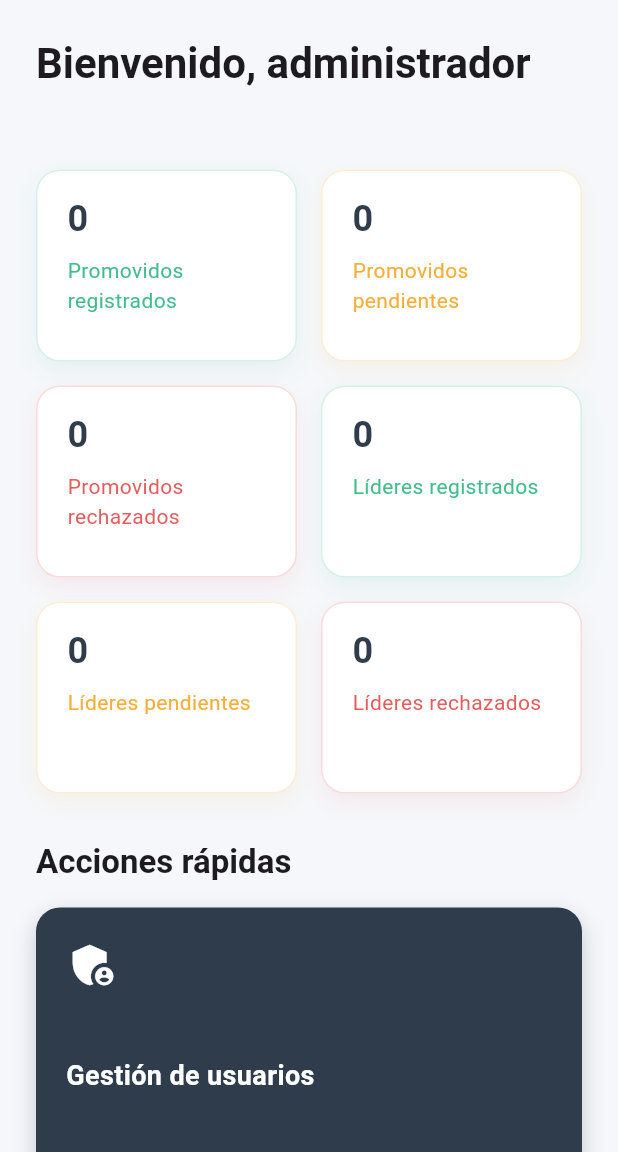
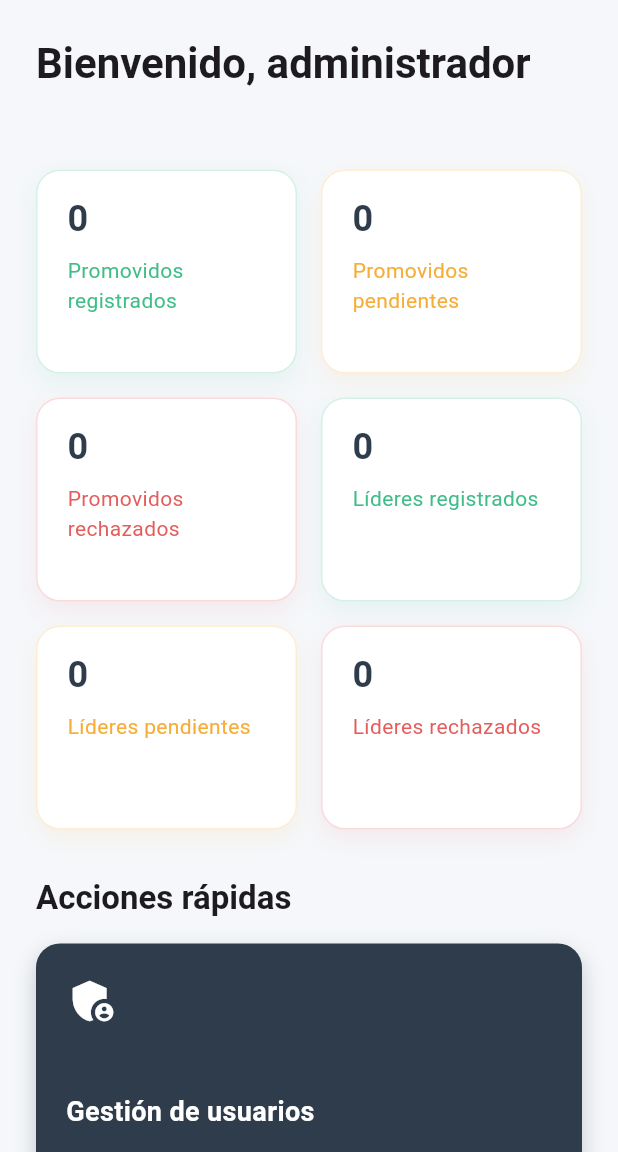
Before and after one commit to DarkShadow-Infinity/DataKap, a Flutter app: the HomeAdminPage screen opened by its route, on a phone screen of 412 x 824 dp, the part 84-1236 px from its top. Run offline on Flutter 3.47's test engine with Material 3 defaults, Android fonts, the light colour scheme and no system bars; our stand-ins replace cloud_firestore, connectivity_plus, dartz, equatable, firebase_auth, firebase_core and 3 more; accounts and stored records are empty.

Commit message:
Ensure admin stats use at least two columns

```diff
--- a/lib/features/auth/presentation/pages/home_admin_page.dart
+++ b/lib/features/auth/presentation/pages/home_admin_page.dart
@@ -150,8 +150,8 @@ class _SummarySection extends StatelessWidget {
       return LayoutBuilder(
         builder: (context, constraints) {
           final width = constraints.maxWidth;
-          final crossAxisCount = width >= 360 ? 2 : 1;
-          final mainAxisExtent = width >= 360 ? 128.0 : 148.0;
+          final crossAxisCount = width >= 960 ? 3 : 2;
+          final mainAxisExtent = width >= 720 ? 120.0 : 136.0;
 
           return GridView.builder(
             shrinkWrap: true,
```
